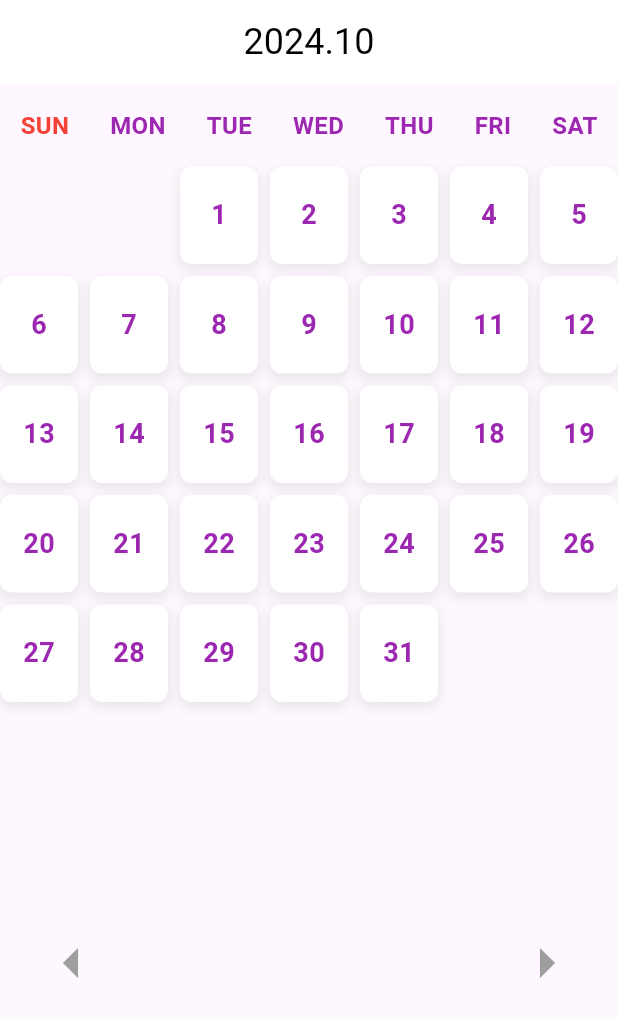
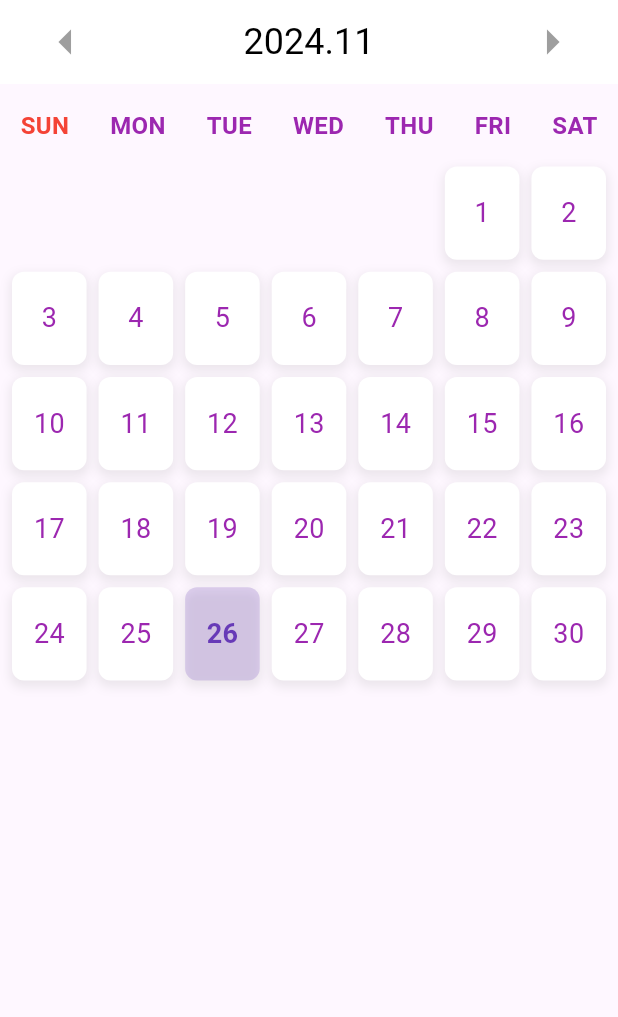
Before and after one commit to Project-TaskMate/Task_Mate, a Flutter app: the CalendarScreen screen opened directly, on a phone screen of 412 x 824 dp. Shown: the top 1017 px of the screen. Run offline on Flutter 3.47's test engine with Material 3 defaults, Android fonts, the phone set to English and light mode, and no system bars; our stand-ins replace cloud_firestore, firebase_auth, firebase_core; accounts and stored records are empty.

Commit message:
투두리스트 현재날짜 초기화&짜 색 변경

```diff
--- a/lib/ToDoList.dart
+++ b/lib/ToDoList.dart
@@ -2,7 +2,6 @@ import 'package:flutter/material.dart';
 import 'WeeklySchedule.dart'; // 주간 일정 위젯을 import
 import 'package:cloud_firestore/cloud_firestore.dart';
 import 'package:firebase_auth/firebase_auth.dart';
-
 
 void main() {
   runApp(MyApp());
@@ -23,7 +22,8 @@ class CalendarScreen extends StatefulWidget {
 }
 
 class _CalendarScreenState extends State<CalendarScreen> {
-  DateTime _currentDate = DateTime(2024, 10); // 초기 날짜를 2024년 10월로 설정
+  DateTime _currentDate = DateTime.now(); // 현재 날짜를 기본값으로 설정
+  DateTime _today = DateTime.now(); // 오늘 날짜 저장
 
   // 달을 한 달 앞 또는 뒤로 이동
   void _changeMonth(int increment) {
@@ -45,9 +45,28 @@ class _CalendarScreenState extends State<CalendarScreen> {
   Widget build(BuildContext context) {
     return Scaffold(
       appBar: AppBar(
-        title: Text(
+        title: Row(
+          mainAxisAlignment: MainAxisAlignment.spaceBetween,
+          children: [
+            IconButton(
+              iconSize: 40, // 화살표 크기 더 키움
+              icon: Icon(Icons.arrow_left, color: Colors.grey),
+              onPressed: () {
+                _changeMonth(-1);
+              },
+            ),
+            Text(
               '${_currentDate.year}.${_currentDate.month.toString().padLeft(2, '0')}',
               style: TextStyle(fontSize: 24, color: Colors.black),
+            ),
+            IconButton(
+              iconSize: 40, // 화살표 크기 더 키움
+              icon: Icon(Icons.arrow_right, color: Colors.grey),
+              onPressed: () {
+                _changeMonth(1);
+              },
+            ),
+          ],
         ),
         backgroundColor: Colors.white,
         centerTitle: true,
@@ -76,10 +95,8 @@ class _CalendarScreenState extends State<CalendarScreen> {
           ),
           // 달력 그리드
           Expanded(
-            child: Stack(
-              children: [
-                GridView.builder(
-                  padding: EdgeInsets.only(bottom: 100), // 화살표와 겹치지 않도록 여백 추가
+            child: GridView.builder(
+              padding: EdgeInsets.symmetric(horizontal: 8),
               itemCount: _daysInMonth(_currentDate) +
                   _firstWeekdayOffset(_currentDate),
               gridDelegate: SliverGridDelegateWithFixedCrossAxisCount(
@@ -92,6 +109,12 @@ class _CalendarScreenState extends State<CalendarScreen> {
                 final day = index >= _firstWeekdayOffset(_currentDate)
                     ? index - _firstWeekdayOffset(_currentDate) + 1
                     : null;
+
+                final isToday = day != null &&
+                    _currentDate.year == _today.year &&
+                    _currentDate.month == _today.month &&
+                    day == _today.day;
+
                 return GestureDetector(
                   onTap: day != null
                       ? () => _openWeeklySchedule(
@@ -99,7 +122,9 @@ class _CalendarScreenState extends State<CalendarScreen> {
                       : null,
                   child: Container(
                     decoration: BoxDecoration(
-                          color: day != null ? Colors.white : Colors.transparent,
+                      color: isToday
+                          ? Colors.deepPurple.withOpacity(0.2) // 오늘 날짜 배경색
+                          : (day != null ? Colors.white : Colors.transparent),
                       borderRadius: BorderRadius.circular(8),
                       boxShadow: day != null
                           ? [
@@ -118,8 +143,10 @@ class _CalendarScreenState extends State<CalendarScreen> {
                         '$day',
                         style: TextStyle(
                           fontSize: 18,
-                              color: Colors.purple,
-                              fontWeight: FontWeight.bold,
+                          color: isToday ? Colors.deepPurple : Colors.purple,
+                          fontWeight: isToday
+                              ? FontWeight.bold
+                              : FontWeight.normal,
                         ),
                       )
                           : null,
@@ -127,33 +154,6 @@ class _CalendarScreenState extends State<CalendarScreen> {
                   ),
                 );
               },
-                ),
-                // 화살표를 중앙에 더 가깝게 배치
-                Positioned(
-                  bottom: 150, // 화살표를 중앙에 더 가깝게 위치
-                  left: 16,
-                  right: 16,
-                  child: Row(
-                    mainAxisAlignment: MainAxisAlignment.spaceBetween,
-                    children: [
-                      IconButton(
-                        iconSize: 48, // 화살표 크기 증가
-                        icon: Icon(Icons.arrow_left, color: Colors.grey),
-                        onPressed: () {
-                          _changeMonth(-1);
-                        },
-                      ),
-                      IconButton(
-                        iconSize: 48, // 화살표 크기 증가
-                        icon: Icon(Icons.arrow_right, color: Colors.grey),
-                        onPressed: () {
-                          _changeMonth(1);
-                        },
-                      ),
-                    ],
-                  ),
-                ),
-              ],
             ),
           ),
         ],
```
Lines whose indentation alone changed are shown as unchanged.
